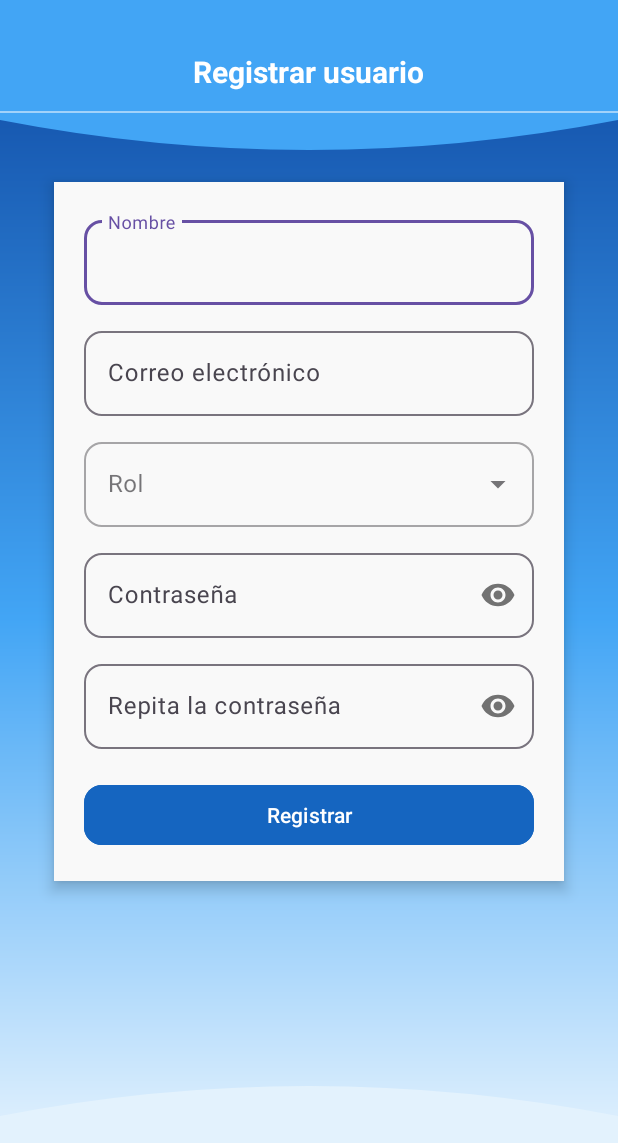
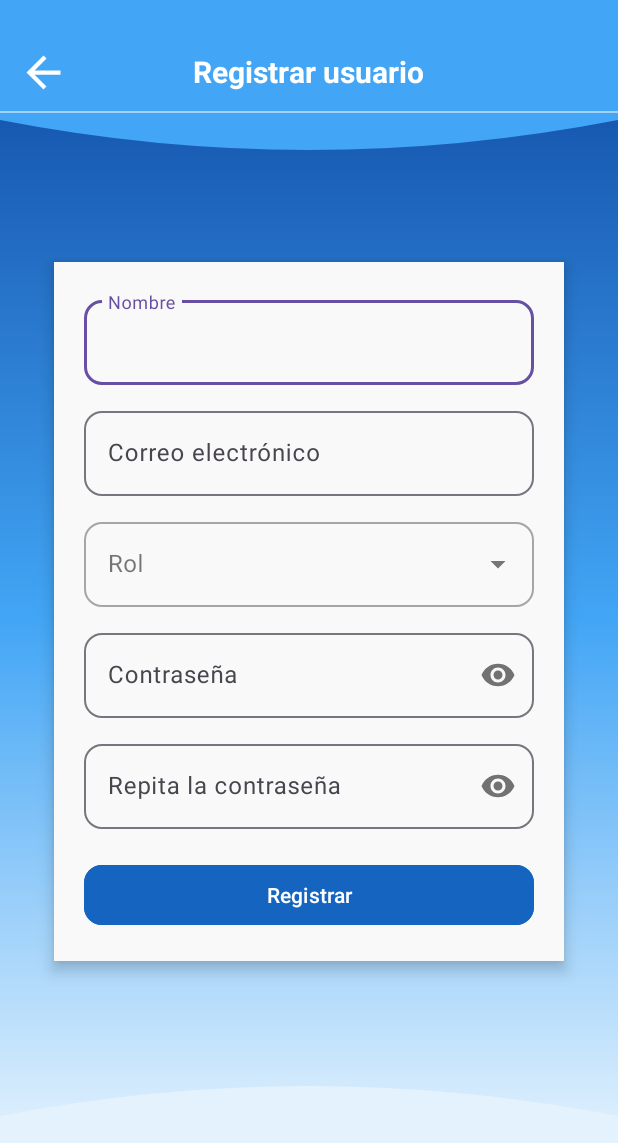
Before and after one commit to yojans-gab/FianzasSB, an Android app: the RegistrarUsuario screen opened directly, with no data from a screen before it, on a phone screen of 412 x 824 dp. Shown: the top 1143 px of the screen. Run offline under Robolectric (Android 15) with nearby library versions, the phone set to English and light mode, and no system bars; our stand-ins replace Firebase (no records; nobody signed in at launch, a user with empty details on screens opened directly); 2 statements that could not run were skipped.

Commit message:
Agregar Diseño al  registrar usuario

```diff
--- /dev/null
+++ b/app/src/main/res/drawable/ic_flecha_salida.xml
@@ -0,0 +1,10 @@
+<?xml version="1.0" encoding="utf-8"?>
+<vector xmlns:android="http://schemas.android.com/apk/res/android"
+    android:width="30dp"
+    android:height="30dp"
+    android:viewportWidth="24"
+    android:viewportHeight="24">
+    <path
+        android:fillColor="#FFFFFF"
+        android:pathData="M20,11H7.83l5.59-5.59L12,4l-8,8 8,8 1.41-1.41L7.83,13H20v-2z"/>
+</vector>
--- a/app/src/main/res/layout/activity_registrar_usuario.xml
+++ b/app/src/main/res/layout/activity_registrar_usuario.xml
@@ -15,6 +15,10 @@
         android:layout_height="100dp"
         android:scaleType="fitXY"
         android:src="@drawable/wave_top" />
+
+
+    <!-- Imagen Flecha -->
+
 
     <!-- Toolbar -->
     <RelativeLayout
@@ -38,44 +42,48 @@
             android:background="#80FFFFFF"
             android:layout_width="match_parent"
             android:layout_height="1dp"/>
+
     </RelativeLayout>
 
     <!-- Contenido scrollable -->
+
+    <!-- Onda inferior -->
+
     <ScrollView
-        android:layout_below="@id/toolbarRLAdminR"
         android:layout_width="match_parent"
         android:layout_height="match_parent"
-        android:padding="20dp"
-        android:layout_marginTop="10dp"
-        android:layout_marginBottom="60dp">
+        android:layout_below="@id/toolbarRLAdminR"
+        android:layout_marginTop="63dp"
+        android:layout_marginBottom="60dp"
+        android:padding="20dp">
 
         <androidx.appcompat.widget.LinearLayoutCompat
             android:layout_width="match_parent"
             android:layout_height="wrap_content"
+            android:layout_margin="16dp"
+            android:background="#F9F9F9"
+            android:clipToOutline="true"
+            android:elevation="6dp"
             android:orientation="vertical"
-            android:background="#F9F9F9"
-            android:padding="20dp"
-            android:layout_margin="16dp"
-            android:elevation="6dp"
-            android:clipToOutline="true">
+            android:padding="20dp">
 
             <!-- Nombre -->
             <com.google.android.material.textfield.TextInputLayout
                 android:layout_width="match_parent"
                 android:layout_height="wrap_content"
                 android:hint="Nombre"
-                app:boxCornerRadiusTopStart="12dp"
+                app:boxCornerRadiusBottomEnd="12dp"
+                app:boxCornerRadiusBottomStart="12dp"
                 app:boxCornerRadiusTopEnd="12dp"
-                app:boxCornerRadiusBottomStart="12dp"
-                app:boxCornerRadiusBottomEnd="12dp">
+                app:boxCornerRadiusTopStart="12dp">
 
                 <EditText
                     android:id="@+id/Et_nombres_admin"
                     android:layout_width="match_parent"
                     android:layout_height="wrap_content"
+                    android:inputType="textPersonName|textCapWords"
                     android:textColor="#212121"
-                    android:textColorHint="#757575"
-                    android:inputType="textPersonName|textCapWords"/>
+                    android:textColorHint="#757575" />
             </com.google.android.material.textfield.TextInputLayout>
 
             <!-- Email -->
@@ -84,18 +92,18 @@
                 android:layout_height="wrap_content"
                 android:layout_marginTop="12dp"
                 android:hint="Correo electrónico"
-                app:boxCornerRadiusTopStart="12dp"
+                app:boxCornerRadiusBottomEnd="12dp"
+                app:boxCornerRadiusBottomStart="12dp"
                 app:boxCornerRadiusTopEnd="12dp"
-                app:boxCornerRadiusBottomStart="12dp"
-                app:boxCornerRadiusBottomEnd="12dp">
+                app:boxCornerRadiusTopStart="12dp">
 
                 <EditText
                     android:id="@+id/Et_email_admin"
                     android:layout_width="match_parent"
                     android:layout_height="wrap_content"
+                    android:inputType="textEmailAddress"
                     android:textColor="#212121"
-                    android:textColorHint="#757575"
-                    android:inputType="textEmailAddress"/>
+                    android:textColorHint="#757575" />
             </com.google.android.material.textfield.TextInputLayout>
 
             <!-- Rol -->
@@ -105,18 +113,18 @@
                 android:layout_height="wrap_content"
                 android:layout_marginTop="12dp"
                 android:hint="Rol"
-                app:boxCornerRadiusTopStart="12dp"
+                app:boxCornerRadiusBottomEnd="12dp"
+                app:boxCornerRadiusBottomStart="12dp"
                 app:boxCornerRadiusTopEnd="12dp"
-                app:boxCornerRadiusBottomStart="12dp"
-                app:boxCornerRadiusBottomEnd="12dp">
+                app:boxCornerRadiusTopStart="12dp">
 
                 <AutoCompleteTextView
                     android:id="@+id/autoCompleteTextView"
                     android:layout_width="match_parent"
                     android:layout_height="wrap_content"
+                    android:inputType="none"
                     android:textColor="#212121"
-                    android:textColorHint="#757575"
-                    android:inputType="none"/>
+                    android:textColorHint="#757575" />
             </com.google.android.material.textfield.TextInputLayout>
 
             <!-- Contraseña -->
@@ -125,19 +133,19 @@
                 android:layout_height="wrap_content"
                 android:layout_marginTop="12dp"
                 android:hint="Contraseña"
-                app:passwordToggleEnabled="true"
+                app:boxCornerRadiusBottomEnd="12dp"
+                app:boxCornerRadiusBottomStart="12dp"
+                app:boxCornerRadiusTopEnd="12dp"
                 app:boxCornerRadiusTopStart="12dp"
-                app:boxCornerRadiusTopEnd="12dp"
-                app:boxCornerRadiusBottomStart="12dp"
-                app:boxCornerRadiusBottomEnd="12dp">
+                app:passwordToggleEnabled="true">
 
                 <EditText
                     android:id="@+id/Et_password_admin"
                     android:layout_width="match_parent"
                     android:layout_height="wrap_content"
+                    android:inputType="textPassword"
                     android:textColor="#212121"
-                    android:textColorHint="#757575"
-                    android:inputType="textPassword"/>
+                    android:textColorHint="#757575" />
             </com.google.android.material.textfield.TextInputLayout>
 
             <!-- Repetir Contraseña -->
@@ -146,19 +154,19 @@
                 android:layout_height="wrap_content"
                 android:layout_marginTop="12dp"
                 android:hint="Repita la contraseña"
-                app:passwordToggleEnabled="true"
+                app:boxCornerRadiusBottomEnd="12dp"
+                app:boxCornerRadiusBottomStart="12dp"
+                app:boxCornerRadiusTopEnd="12dp"
                 app:boxCornerRadiusTopStart="12dp"
-                app:boxCornerRadiusTopEnd="12dp"
-                app:boxCornerRadiusBottomStart="12dp"
-                app:boxCornerRadiusBottomEnd="12dp">
+                app:passwordToggleEnabled="true">
 
                 <EditText
                     android:id="@+id/Et_R_password_admin"
                     android:layout_width="match_parent"
                     android:layout_height="wrap_content"
+                    android:inputType="textPassword"
                     android:textColor="#212121"
-                    android:textColorHint="#757575"
-                    android:inputType="textPassword"/>
+                    android:textColorHint="#757575" />
             </com.google.android.material.textfield.TextInputLayout>
 
             <!-- Botón -->
@@ -167,15 +175,14 @@
                 android:layout_width="match_parent"
                 android:layout_height="wrap_content"
                 android:layout_marginTop="20dp"
+                android:backgroundTint="#1565C0"
                 android:text="Registrar"
                 android:textAllCaps="false"
-                android:backgroundTint="#1565C0"
                 android:textColor="@android:color/white"
-                app:cornerRadius="12dp"/>
+                app:cornerRadius="12dp" />
         </androidx.appcompat.widget.LinearLayoutCompat>
     </ScrollView>
 
-    <!-- Onda inferior -->
     <ImageView
         android:layout_alignParentBottom="true"
         android:layout_width="match_parent"
@@ -183,4 +190,16 @@
         android:scaleType="fitXY"
         android:src="@drawable/wave_bottom" />
 
+    <ImageView
+        android:id="@+id/btnBack"
+        android:layout_width="50dp"
+        android:layout_height="50dp"
+        android:layout_marginStart="4dp"
+        android:layout_marginTop="23dp"
+        android:clickable="true"
+        android:contentDescription="Regresar"
+        android:focusable="true"
+        android:padding="8dp"
+        android:src="@drawable/ic_flecha_salida" />
+
 </RelativeLayout>
```
